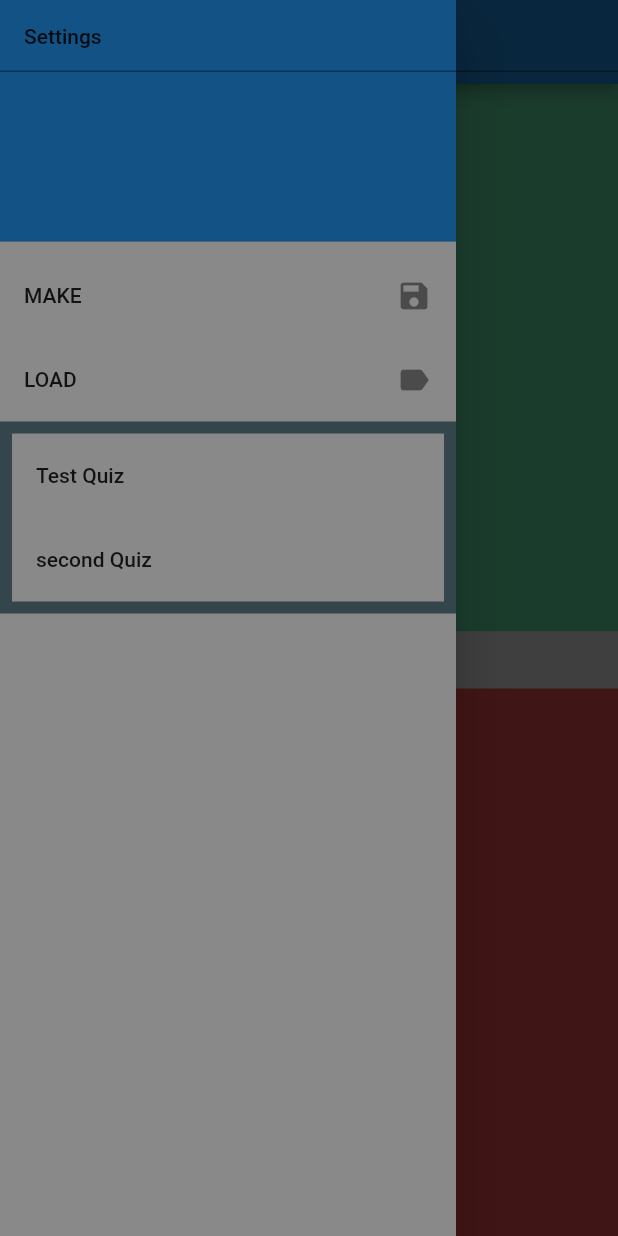
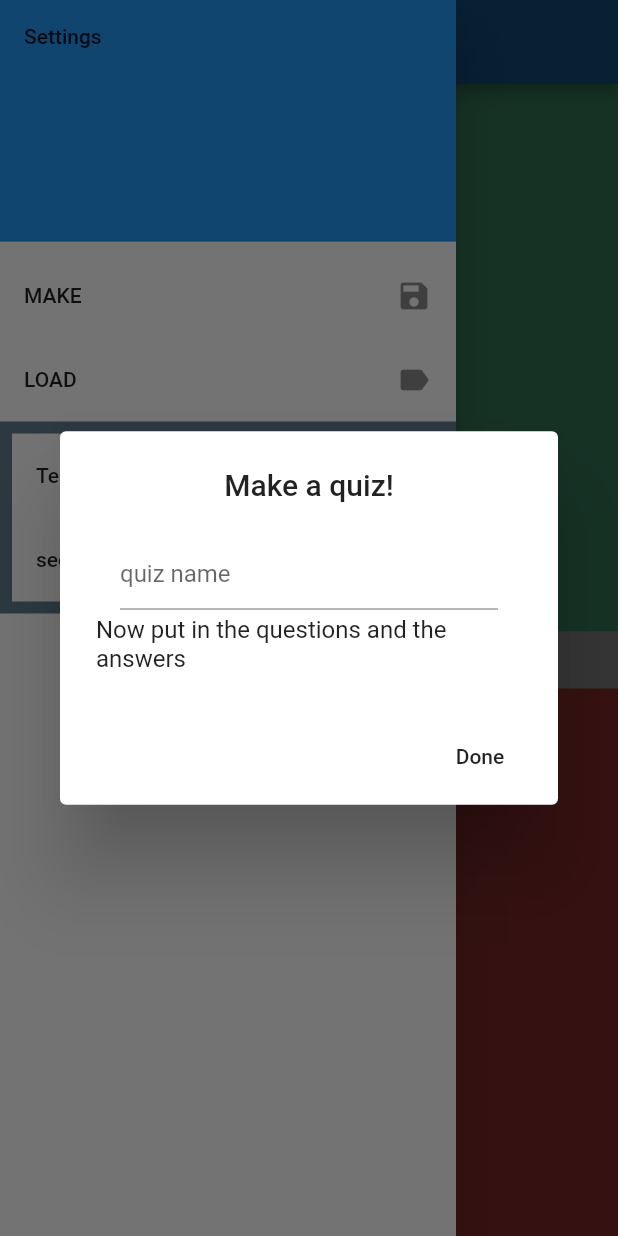
Before and after one commit to brilliant-ember/Quiz_App, a Flutter app: the QuizPage screen opened directly, in the side drawer, after a tap on "MAKE", on a phone screen of 412 x 824 dp. Run offline on Flutter 3.47's test engine with Material 2 defaults, Android fonts, the phone set to English and light mode, and no system bars; our stand-ins replace firebase_core, firebase_database; accounts and stored records are empty.

Commit message:
made a pop-up box instead of the hero for the make button

```diff
--- a/lib/pages/quizPage.dart
+++ b/lib/pages/quizPage.dart
@@ -4,6 +4,7 @@ import "package:app/UI/AnswerBtn.dart";
 import 'package:app/UI/questionText.dart';
 import 'package:app/UI/responceOverlay.dart';
 import 'package:app/pages/scorePage.dart';
+import 'dart:async';
 //these imports are for the firebase
 import 'package:firebase_core/firebase_core.dart';
 import 'package:firebase_database/firebase_database.dart';
@@ -160,33 +161,74 @@ TextEditingController text = TextEditingController();
     });
   }
 
-void makeButton(BuildContext context){
-  print("Make Function");
-  Navigator.of(context).push(PageRouteBuilder(
-                opaque: false,
-                pageBuilder: (BuildContext context,_,__){
-                  return new Material(
-                    color: Colors.black45,
-                    child: Container(
-                      child: InkWell(
-                        onTap: () => Navigator.pop(context),
-                      child:Hero(
-                        child:
-            TextField(
-              onChanged: (x){text.text = x;},
-            ),
-                        //Icon(Icons.arrow_drop_down_circle,size: 50.0,color: Colors.white),
-                        tag: "makeHero",
-                      ),
-                      ),
-                    ),
-                  );
+Future<Quiz>makeButton(BuildContext context) {
+  Quiz newQuiz;
+  String q;
+  return showDialog<Null>(
+    context: context,
+    //barrierDismissible: false, // user must tap button!
+    builder: (BuildContext context) {
+      return new AlertDialog(
+        title: new Text('Make a quiz!', textAlign:TextAlign.center,),
+        content: new SingleChildScrollView(
+          child: new ListBody(
+            children: <Widget>[
+              new ListTile(
+             title: TextField(
+               decoration: InputDecoration(
+                 hintText:"quiz name",
+               ),
+                 onChanged: (x){newQuiz.setTitle(x);},
+                ),
+              ),
+              new Text('Now put in the questions and the answers'),
 
-                }
-              )
-              );
+            ],
+          ),
+        ),
+        actions: <Widget>[
+          new FlatButton(
+            child: new Text('Done'),
+            onPressed: () {
+              Navigator.of(context).pop();
+            },
+          ),
+        ],
+      );
+    },
+  );
+}
 
-}
+
+
+
+  //       void makeButton(BuildContext context){
+  // print("Make Function");
+  // Navigator.of(context).push(PageRouteBuilder(
+  //               opaque: false,
+  //               pageBuilder: (BuildContext context,_,__){
+  //                 return new Material(
+  //                   color: Colors.black45,
+  //                   child: Container(
+  //                     child: InkWell(
+  //                       onTap: () => Navigator.pop(context),
+  //                     child:Hero(
+  //                       child:
+  //           TextField(
+  //             onChanged: (x){text.text = x;},
+  //           ),
+  //                       //Icon(Icons.arrow_drop_down_circle,size: 50.0,color: Colors.white),
+  //                       tag: "makeHero",
+  //                     ),
+  //                     ),
+  //                   ),
+  //                 );
+
+  //               }
+  //             )
+  //             );
+
+  //       }
 
 
 
--- a/lib/utils/quiz.dart
+++ b/lib/utils/quiz.dart
@@ -24,6 +24,15 @@ class Quiz{
   int get curentQuestion => _currentQuestionNo + 1 ;
   String get quizTitle => _title;
 
+  //setters
+  void  setTitle(String s){
+  _title =s;
+  }
+  void addQuestion(Question q){
+    _questions.add(q);
+    _questions.shuffle();
+  }
+
   Question get nextQuestion{
     _currentQuestionNo++;
     //if the current question is higher or equal the no of Q,
```
